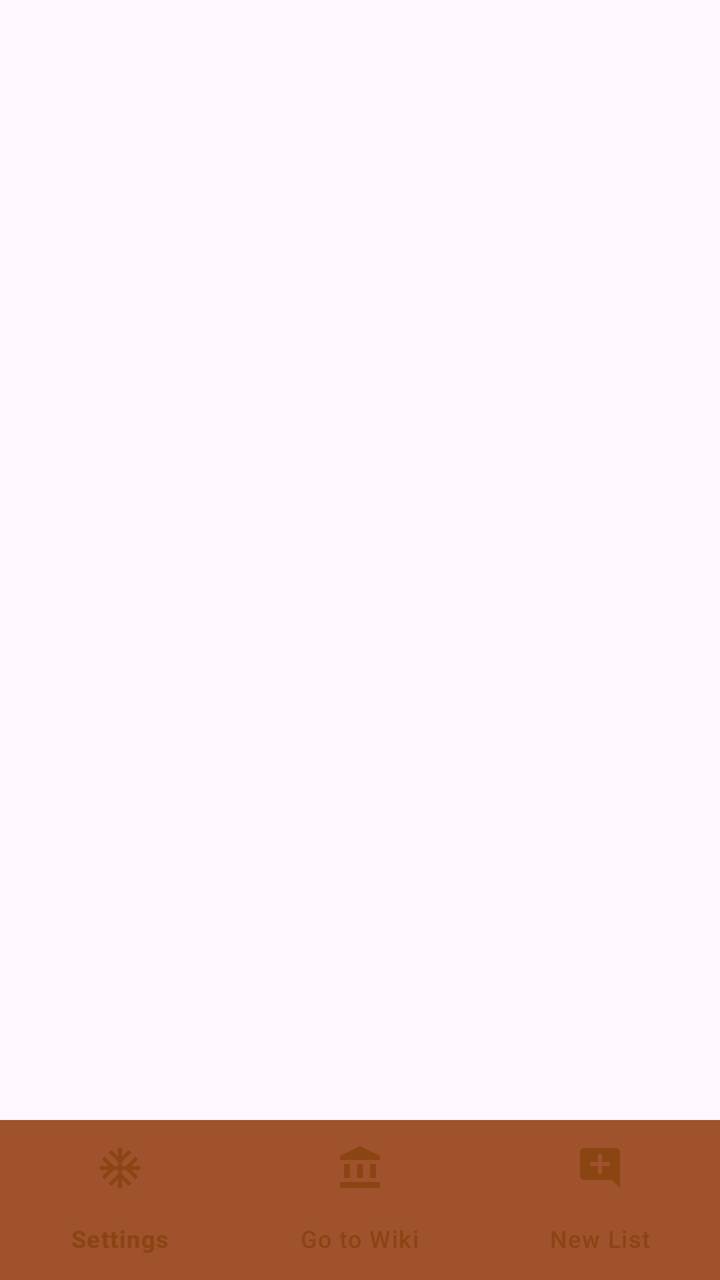
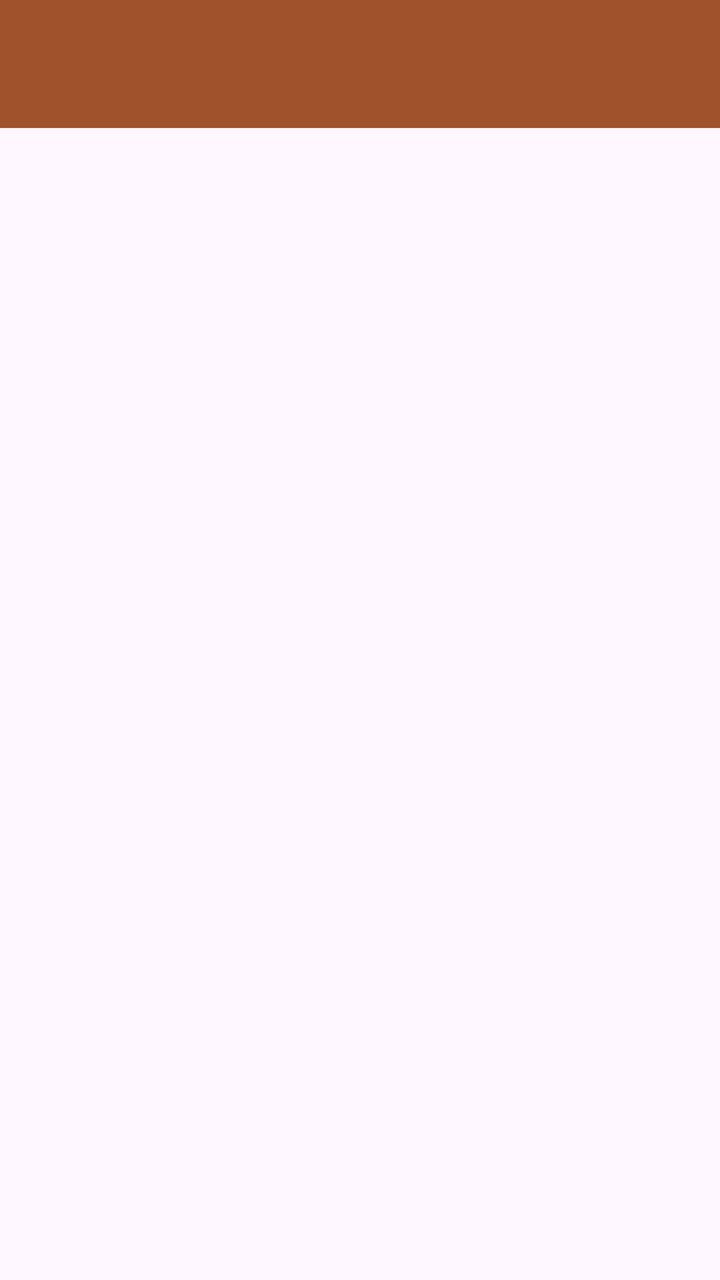

The first picture is an Android layout as it rendered before a commit; the second is the same layout after the commit. The layout source and the unified diff follow.
<!-- AndroidManifest.xml: application theme Theme.MobileDDAssistant -->
<!-- res/layout/activity_main.xml -->
<?xml version="1.0" encoding="utf-8"?>
<androidx.constraintlayout.widget.ConstraintLayout xmlns:android="http://schemas.android.com/apk/res/android"
    xmlns:app="http://schemas.android.com/apk/res-auto"
    xmlns:tools="http://schemas.android.com/tools"
    android:layout_width="match_parent"
    android:layout_height="match_parent"
    tools:context=".MainActivity">

    
    <FrameLayout
        android:id="@+id/fragment_container"
        android:layout_width="match_parent"
        android:layout_height="0dp"
        android:layout_marginBottom="56dp"
        app:layout_constraintTop_toTopOf="parent"
        app:layout_constraintBottom_toBottomOf="parent" />

    
    <com.google.android.material.bottomnavigation.BottomNavigationView
        android:id="@+id/bottom_navigation"
        android:layout_width="0dp"
        android:layout_height="wrap_content"
        android:background="@color/nav_bar_color"
        app:itemIconTint="@color/icon_color"
        app:itemTextColor="@color/icon_color"
        app:menu="@menu/bottom_navigation_menu"
        app:layout_constraintBottom_toBottomOf="parent"
        app:layout_constraintStart_toStartOf="parent"
        app:layout_constraintEnd_toEndOf="parent"/>

</androidx.constraintlayout.widget.ConstraintLayout>
<!-- resources referenced by this layout -->
<resources>
  <color name="icon_color">#8B4513</color>
  <color name="nav_bar_color">#A0522D</color>
  <style name="Theme.MobileDDAssistant" parent="Base.Theme.MobileDDAssistant" />
  <style name="Base.Theme.MobileDDAssistant" parent="Theme.Material3.DayNight.NoActionBar">
          
          
      </style>
</resources>

<!-- the commit's change to res/layout/activity_main.xml (unified diff, before → after) -->
@@ -1,31 +1,66 @@
 <?xml version="1.0" encoding="utf-8"?>
-<androidx.constraintlayout.widget.ConstraintLayout xmlns:android="http://schemas.android.com/apk/res/android"
+<androidx.drawerlayout.widget.DrawerLayout
+    xmlns:android="http://schemas.android.com/apk/res/android"
     xmlns:app="http://schemas.android.com/apk/res-auto"
-    xmlns:tools="http://schemas.android.com/tools"
+    android:id="@+id/drawer_layout"
     android:layout_width="match_parent"
-    android:layout_height="match_parent"
-    tools:context=".MainActivity">
+    android:layout_height="match_parent">
 
     
-    <FrameLayout
-        android:id="@+id/fragment_container"
+    <androidx.coordinatorlayout.widget.CoordinatorLayout
         android:layout_width="match_parent"
-        android:layout_height="0dp"
-        android:layout_marginBottom="56dp"
-        app:layout_constraintTop_toTopOf="parent"
-        app:layout_constraintBottom_toBottomOf="parent" />
+        android:layout_height="match_parent">
+
+        
+        <com.google.android.material.appbar.AppBarLayout
+            android:layout_width="match_parent"
+            android:layout_height="wrap_content"
+            android:theme="@style/ThemeOverlay.AppCompat.Dark.ActionBar">
+
+            <androidx.appcompat.widget.Toolbar
+                android:id="@+id/toolbar"
+                android:layout_width="match_parent"
+                android:layout_height="?attr/actionBarSize"
+                android:background="?attr/colorPrimary"
+                app:popupTheme="@style/ThemeOverlay.AppCompat.Light" />
+        </com.google.android.material.appbar.AppBarLayout>
+
+        
+        <FrameLayout
+            android:id="@+id/fragment_container"
+            android:layout_width="match_parent"
+            android:layout_height="match_parent"
+            app:layout_behavior="@string/appbar_scrolling_view_behavior" />
+    </androidx.coordinatorlayout.widget.CoordinatorLayout>
 
     
-    <com.google.android.material.bottomnavigation.BottomNavigationView
-        android:id="@+id/bottom_navigation"
-        android:layout_width="0dp"
+    <com.google.android.material.navigation.NavigationView
+        android:id="@+id/navigation_view"
+        android:layout_width="wrap_content"
+        android:layout_height="match_parent"
+        android:layout_gravity="start"
+        app:menu="@menu/drawer_menu"
+        app:headerLayout="@layout/nav_header" />
+</androidx.drawerlayout.widget.DrawerLayout>
+<!-- res/layout/nav_header.xml (included above) -->
+<?xml version="1.0" encoding="utf-8"?>
+<LinearLayout xmlns:android="http://schemas.android.com/apk/res/android"
+    android:layout_width="match_parent"
+    android:layout_height="160dp"
+    android:orientation="vertical"
+    android:gravity="center"
+    android:background="?attr/colorPrimaryDark"
+    android:padding="16dp">
+
+    <ImageView
+        android:layout_width="72dp"
+        android:layout_height="72dp"
+        android:src="@drawable/ic_user" />
+
+    <TextView
+        android:layout_width="wrap_content"
         android:layout_height="wrap_content"
-        android:background="@color/nav_bar_color"
-        app:itemIconTint="@color/icon_color"
-        app:itemTextColor="@color/icon_color"
-        app:menu="@menu/bottom_navigation_menu"
-        app:layout_constraintBottom_toBottomOf="parent"
-        app:layout_constraintStart_toStartOf="parent"
-        app:layout_constraintEnd_toEndOf="parent"/>
-
-</androidx.constraintlayout.widget.ConstraintLayout>
+        android:text="User_name"
+        android:textColor="@android:color/white"
+        android:textSize="18sp" />
+</LinearLayout>
<!-- resource entries referenced after the edit -->
@@ -1,11 +1,16 @@
 <!-- resources referenced by this layout -->
 <resources>
-  <color name="icon_color">#8B4513</color>
+  <!-- drawable ic_user (drawable) -->
+  <vector xmlns:android="http://schemas.android.com/apk/res/android" android:height="24dp" android:tint="#000000" android:viewportHeight="24" android:viewportWidth="24" android:width="24dp">
+        
+      <path android:fillColor="@android:color/white" android:pathData="M12,2C6.48,2 2,6.48 2,12s4.48,10 10,10s10,-4.48 10,-10S17.52,2 12,2zM12,6c1.93,0 3.5,1.57 3.5,3.5S13.93,13 12,13s-3.5,-1.57 -3.5,-3.5S10.07,6 12,6zM12,20c-2.03,0 -4.43,-0.82 -6.14,-2.88C7.55,15.8 9.68,15 12,15s4.45,0.8 6.14,2.12C16.43,19.18 14.03,20 12,20z"/>
+      
+  </vector>
   <color name="nav_bar_color">#A0522D</color>
   <style name="Theme.MobileDDAssistant" parent="Base.Theme.MobileDDAssistant" />
   <style name="Base.Theme.MobileDDAssistant" parent="Theme.Material3.DayNight.NoActionBar">
           
-          
+          <item name="colorPrimary">@color/nav_bar_color</item>
       </style>
 </resources>
 
